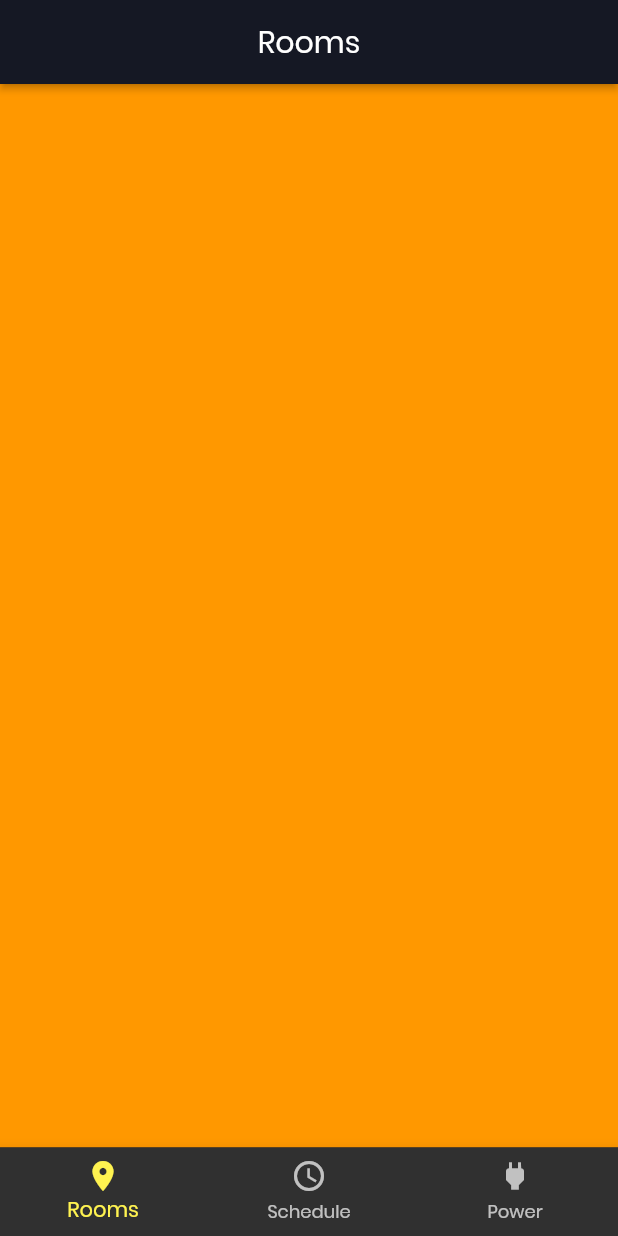
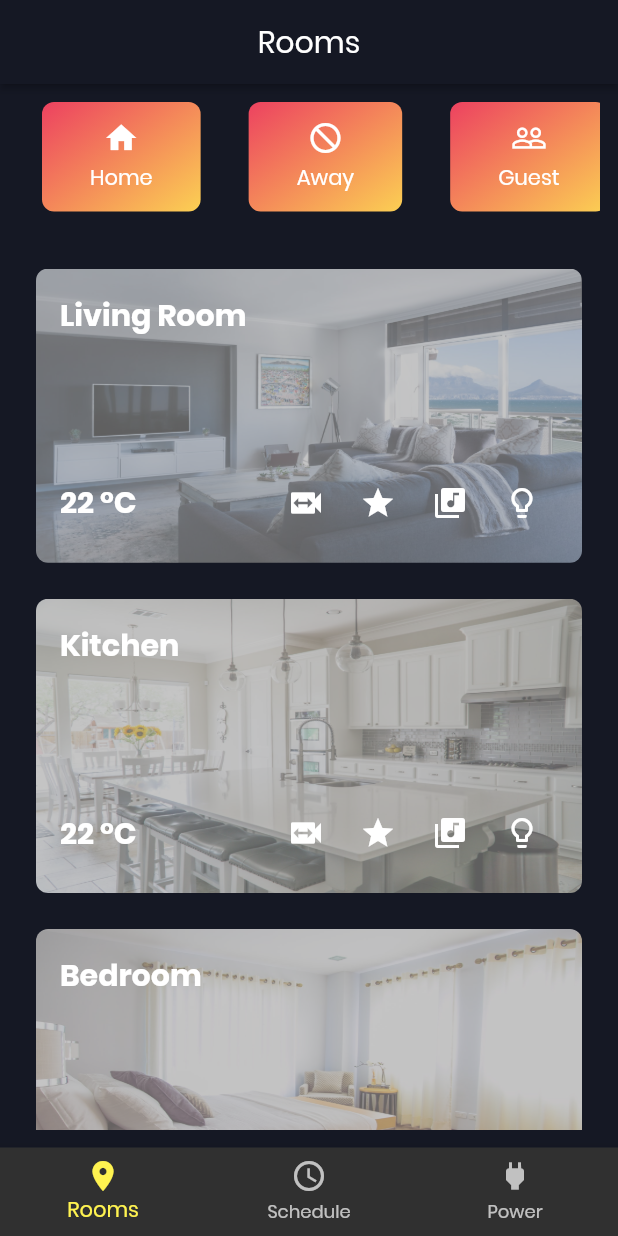
Before and after one commit to shadyaziza/wamda, a Flutter app: the HomeView screen opened by its route, on a phone screen of 412 x 824 dp. Run offline on Flutter 3.47's test engine with Material 2 defaults, Android fonts, the phone set to English and light mode, and no system bars.

Commit message:
Add rooms screen

```diff
--- a/lib/constants/theme.dart
+++ b/lib/constants/theme.dart
@@ -1,3 +1,7 @@
+import 'package:flutter/material.dart';
+
 final subtitleOpacity = 0.4;
 final columnSpacer = 12.0;
 final cardPadding = 12.0;
+final kPink = Color(0xffe91e63);
+final kYellow = Color(0xfffff350);
--- a/lib/main.dart
+++ b/lib/main.dart
@@ -19,6 +19,7 @@ class Wamda extends StatelessWidget {
           primaryColor: Color(0xff151824),
           // primaryColor: Color(0xfffff350),
           accentColor: Color(0xfffff350),
+          // canvasColor: Color(0xffff8a65),
           // accentColor: Color(0xfff57c00),
           cardColor: Color(0xff3F455A)),
       home: RedirectionWidget(),
--- /dev/null
+++ b/lib/models/room.dart
@@ -0,0 +1,8 @@
+import 'package:flutter/foundation.dart';
+
+class Room {
+  final String photoUrl, name;
+  final num temp;
+
+  Room({@required this.photoUrl, @required this.name, @required this.temp});
+}
--- a/lib/screens/home/home_view.dart
+++ b/lib/screens/home/home_view.dart
@@ -1,4 +1,5 @@
 import 'package:flutter/material.dart';
+import 'package:wamda/screens/home/rooms.dart';
 
 class HomeView extends StatefulWidget {
   const HomeView({Key key}) : super(key: key);
@@ -10,16 +11,16 @@ class HomeView extends StatefulWidget {
 class _HomeViewState extends State<HomeView> {
   PageController _pageCont;
   int _index = 0;
-  List<TabData> _tabs = [
-    TabData(
+  List<_TabData> _tabs = [
+    _TabData(
       label: 'Rooms',
       iconData: Icons.room,
     ),
-    TabData(
+    _TabData(
       label: 'Schedule',
       iconData: Icons.schedule,
     ),
-    TabData(
+    _TabData(
       label: 'Power',
       iconData: Icons.power,
     )
@@ -44,9 +45,7 @@ class _HomeViewState extends State<HomeView> {
         controller: _pageCont,
         onPageChanged: _onPageChanged,
         children: <Widget>[
-          Container(
-            color: Colors.orange,
-          ),
+          RoomsScreen(),
           Container(
             color: Colors.green,
           ),
@@ -59,7 +58,7 @@ class _HomeViewState extends State<HomeView> {
         currentIndex: _index,
         onTap: _onTap,
         items: _tabs
-            .map((TabData data) => BottomNavigationBarItem(
+            .map((_TabData data) => BottomNavigationBarItem(
                 icon: Icon(data.iconData), title: Text(data.label)))
             .toList(),
       ),
@@ -81,9 +80,9 @@ class _HomeViewState extends State<HomeView> {
   }
 }
 
-class TabData {
+class _TabData {
   final String label;
   final IconData iconData;
 
-  TabData({@required this.label, @required this.iconData});
+  _TabData({@required this.label, @required this.iconData});
 }
--- /dev/null
+++ b/lib/screens/home/rooms.dart
@@ -0,0 +1,201 @@
+import 'dart:ui';
+
+import 'package:flutter/material.dart';
+import 'package:wamda/constants/theme.dart';
+import 'package:wamda/models/room.dart';
+
+class RoomsScreen extends StatefulWidget {
+  const RoomsScreen({Key key}) : super(key: key);
+
+  @override
+  _RoomsScreenState createState() => _RoomsScreenState();
+}
+
+class _RoomsScreenState extends State<RoomsScreen>
+    with SingleTickerProviderStateMixin {
+  TabController _tabCont;
+  @override
+  void initState() {
+    _tabCont = TabController(vsync: this, length: 3);
+    super.initState();
+  }
+
+  List<_TabData> _tabs = [
+    _TabData(iconData: Icons.home, label: 'Home'),
+    _TabData(iconData: Icons.do_not_disturb, label: 'Away'),
+    _TabData(iconData: Icons.people_outline, label: 'Guest'),
+  ];
+
+  @override
+  Widget build(BuildContext context) {
+    return Container(
+      padding: EdgeInsets.all(12.0),
+      // alignment: Alignment.center,
+      child: Column(
+        crossAxisAlignment: CrossAxisAlignment.center,
+        children: <Widget>[
+          // Flexible(
+          //   child: ListView(
+          //     shrinkWrap: true,
+          //     scrollDirection: Axis.horizontal,
+          //     children: _tabs
+          //         .map((_TabData data) => Card(
+          //               color: Colors.white,
+          //               shape: OutlineInputBorder(
+          //                 borderRadius: BorderRadius.circular(4.0),
+          //               ),
+          //               child: Padding(
+          //                 padding: const EdgeInsets.all(24.0),
+          //                 child: Column(
+          //                   mainAxisAlignment: MainAxisAlignment.center,
+          //                   crossAxisAlignment: CrossAxisAlignment.center,
+          //                   children: <Widget>[
+          //                     Icon(
+          //                       data.iconData,
+          //                       color: Theme.of(context).primaryColor,
+          //                     ),
+          //                     Text(
+          //                       data.label,
+          //                       style: Theme.of(context)
+          //                           .textTheme
+          //                           .title
+          //                           .copyWith(
+          //                               color: Theme.of(context).primaryColor),
+          //                     )
+          //                   ],
+          //                 ),
+          //               ),
+          //             ))
+          //         .toList(),
+          //   ),
+          // ),
+          TabBar(
+            isScrollable: true,
+            indicatorColor: Colors.transparent,
+            controller: _tabCont,
+            tabs: _tabs
+                .map((_TabData data) => Container(
+                      decoration: BoxDecoration(
+                          color: Colors.white,
+                          gradient: LinearGradient(
+                              begin: Alignment(-1.0, -2.0),
+                              end: Alignment(1.0, 2.0),
+                              colors: [kPink, kYellow]),
+                          borderRadius: BorderRadius.circular(8.0)),
+                      child: Padding(
+                        padding: const EdgeInsets.symmetric(
+                            vertical: 12.0, horizontal: 32.0),
+                        child: Column(
+                          mainAxisAlignment: MainAxisAlignment.center,
+                          crossAxisAlignment: CrossAxisAlignment.center,
+                          children: <Widget>[
+                            Icon(
+                              data.iconData,
+                              color: Colors.white,
+                            ),
+                            SizedBox(
+                              height: 4.0,
+                            ),
+                            Text(
+                              data.label,
+                              textScaleFactor: 0.7,
+                              style: Theme.of(context)
+                                  .textTheme
+                                  .title
+                                  .copyWith(color: Colors.white),
+                            ),
+                          ],
+                        ),
+                      ),
+                    ))
+                .toList(),
+          ),
+          SizedBox(height: columnSpacer * 2),
+          Expanded(child: RoomsList()),
+        ],
+      ),
+    );
+  }
+}
+
+class _TabData {
+  final String label;
+  final IconData iconData;
+
+  _TabData({@required this.label, @required this.iconData});
+}
+
+class RoomsList extends StatelessWidget {
+  const RoomsList({Key key}) : super(key: key);
+
+  static List<Room> _rooms = [
+    Room(name: 'Living Room', photoUrl: 'assets/imgs/living.jpeg', temp: 22),
+    Room(name: 'Kitchen', photoUrl: 'assets/imgs/kitchen.jpeg', temp: 22),
+    Room(name: 'Bedroom', photoUrl: 'assets/imgs/bedroom.jpeg', temp: 22),
+  ];
+  @override
+  Widget build(BuildContext context) {
+    return ListView.builder(
+      itemCount: _rooms.length,
+      itemBuilder: (BuildContext context, int index) {
+        return Container(
+          margin: EdgeInsets.all(12.0),
+          padding: EdgeInsets.all(16.0),
+          height: MediaQuery.of(context).size.height / 4.2,
+          decoration: BoxDecoration(
+            borderRadius: BorderRadius.circular(8.0),
+            image: DecorationImage(
+              image: AssetImage(_rooms[index].photoUrl),
+              fit: BoxFit.fill,
+              colorFilter: ColorFilter.mode(
+                  Colors.grey.withOpacity(0.6), BlendMode.srcOver),
+            ),
+          ),
+          child: Column(
+            crossAxisAlignment: CrossAxisAlignment.start,
+            mainAxisAlignment: MainAxisAlignment.spaceBetween,
+            children: <Widget>[
+              Text(
+                _rooms[index].name,
+                style: Theme.of(context)
+                    .textTheme
+                    .title
+                    .copyWith(fontWeight: FontWeight.w700),
+              ),
+              Row(
+                //
+                // mainAxisAlignment: MainAxisAlignment.spaceAround,
+                children: <Widget>[
+                  Text(
+                    '${_rooms[index].temp} °C',
+                    style: Theme.of(context)
+                        .textTheme
+                        .title
+                        .copyWith(fontWeight: FontWeight.w700),
+                  ),
+                  Spacer(),
+                  IconButton(
+                    icon: Icon(Icons.switch_video),
+                    onPressed: () {},
+                  ),
+                  IconButton(
+                    icon: Icon(Icons.star),
+                    onPressed: () {},
+                  ),
+                  IconButton(
+                    icon: Icon(Icons.library_music),
+                    onPressed: () {},
+                  ),
+                  IconButton(
+                    icon: Icon(Icons.lightbulb_outline),
+                    onPressed: () {},
+                  ),
+                ],
+              )
+            ],
+          ),
+        );
+      },
+    );
+  }
+}
--- a/pubspec.yaml
+++ b/pubspec.yaml
@@ -34,6 +34,10 @@ dev_dependencies:
 
 
 flutter:
+  assets:
+    - assets/imgs/living.jpeg
+    - assets/imgs/kitchen.jpeg
+    - assets/imgs/bedroom.jpeg
   fonts:
     - family: Poppins
       fonts:
```
Also changed, not shown: assets/imgs/bedroom.jpeg (added), assets/imgs/kitchen.jpeg (added), assets/imgs/living.jpeg (added).
